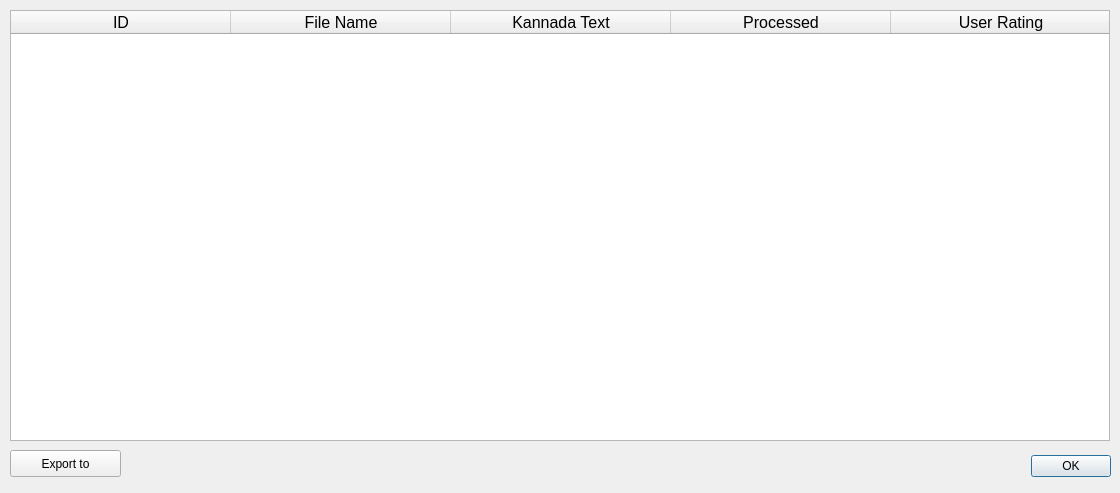
This is App/ui/SynDB.ui in shashankrnr32/KannadaTTS-Application as Qt 5 draws it before an edit. The edited form follows.
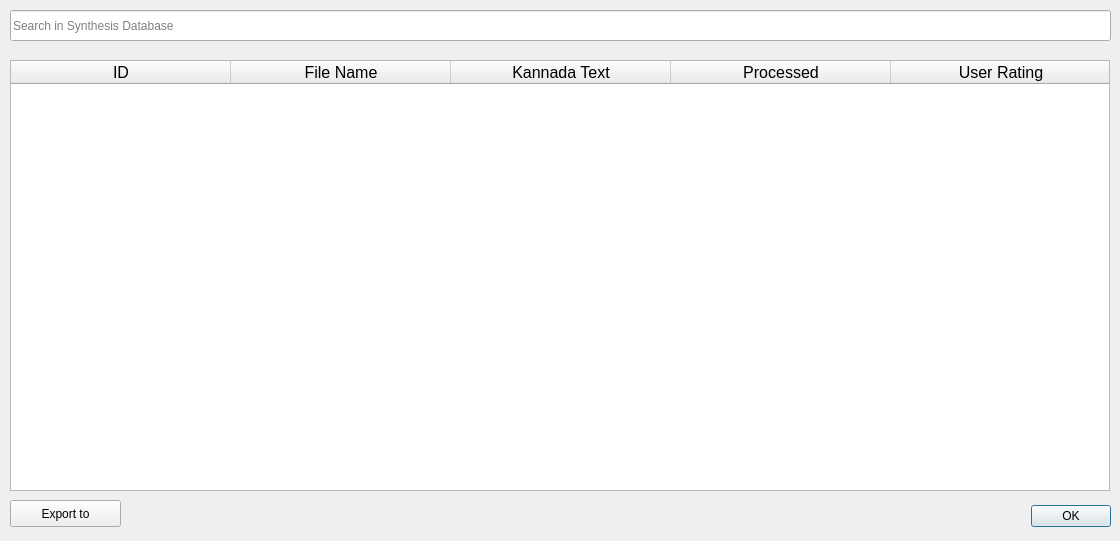
This is the edited form. Icons and pictures are not drawn.

What changed in the file:
```diff
--- a/App/ui/SynDB.ui
+++ b/App/ui/SynDB.ui
@@ -7,7 +7,7 @@
     <x>0</x>
     <y>0</y>
     <width>1120</width>
-    <height>493</height>
+    <height>541</height>
    </rect>
   </property>
   <property name="windowTitle">
@@ -17,7 +17,7 @@
    <property name="geometry">
     <rect>
      <x>10</x>
-     <y>450</y>
+     <y>500</y>
      <width>1101</width>
      <height>32</height>
     </rect>
@@ -33,7 +33,7 @@
    <property name="geometry">
     <rect>
      <x>10</x>
-     <y>10</y>
+     <y>60</y>
      <width>1100</width>
      <height>431</height>
     </rect>
@@ -165,7 +165,7 @@
    <property name="geometry">
     <rect>
      <x>10</x>
-     <y>450</y>
+     <y>500</y>
      <width>111</width>
      <height>27</height>
     </rect>
@@ -174,6 +174,39 @@
     <string>Export to</string>
    </property>
   </widget>
+  <widget class="QLineEdit" name="search_text">
+   <property name="geometry">
+    <rect>
+     <x>10</x>
+     <y>10</y>
+     <width>1101</width>
+     <height>31</height>
+    </rect>
+   </property>
+   <property name="placeholderText">
+    <string>Search in Synthesis Database</string>
+   </property>
+  </widget>
+  <widget class="QPushButton" name="clear_button">
+   <property name="geometry">
+    <rect>
+     <x>1080</x>
+     <y>10</y>
+     <width>31</width>
+     <height>31</height>
+    </rect>
+   </property>
+   <property name="text">
+    <string/>
+   </property>
+   <property name="icon">
+    <iconset resource="AppResources.qrc">
+     <normaloff>:/img/img/close.png</normaloff>:/img/img/close.png</iconset>
+   </property>
+   <property name="flat">
+    <bool>true</bool>
+   </property>
+  </widget>
  </widget>
  <resources/>
  <connections>
```
Left out of the diff: 20 changed lines with no effect on the pictures.
